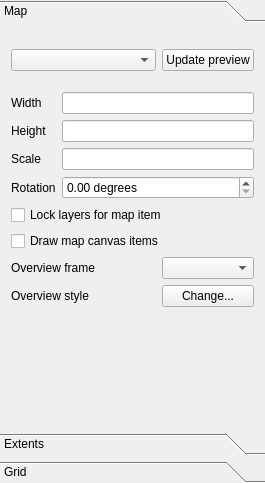
First picture: the form in src/ui/qgscomposermapwidgetbase.ui, repository qgis/QGIS, before the edit.
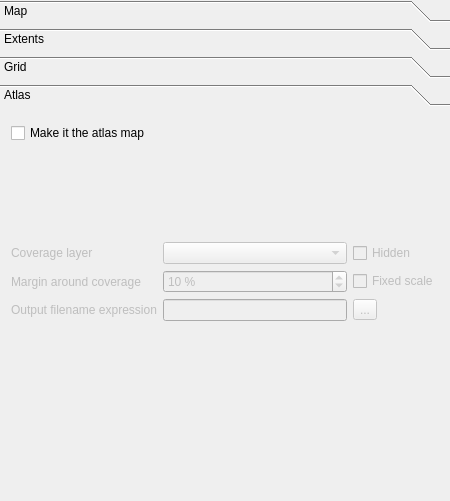
Second picture: the form after the edit. Custom widgets are drawn as their Qt base class.

Commit message: Integration of Atlas into the core, first shot

Diff of the .ui file:
```diff
--- a/src/ui/qgscomposermapwidgetbase.ui
+++ b/src/ui/qgscomposermapwidgetbase.ui
@@ -6,8 +6,8 @@
    <rect>
     <x>0</x>
     <y>0</y>
-    <width>265</width>
-    <height>483</height>
+    <width>450</width>
+    <height>501</height>
    </rect>
   </property>
   <property name="sizePolicy">
@@ -25,39 +25,29 @@
    </property>
    <item row="0" column="0">
     <widget class="QToolBox" name="toolBox">
-     <property name="currentIndex">
+     <property name="lineWidth">
       <number>0</number>
      </property>
+     <property name="currentIndex">
+      <number>3</number>
+     </property>
      <widget class="QWidget" name="page">
       <property name="geometry">
        <rect>
         <x>0</x>
         <y>0</y>
-        <width>255</width>
-        <height>392</height>
+        <width>557</width>
+        <height>408</height>
        </rect>
       </property>
       <attribute name="label">
        <string>Map</string>
       </attribute>
       <layout class="QGridLayout" name="gridLayout">
-       <item row="7" column="0" colspan="2">
-        <spacer name="verticalSpacer">
-         <property name="orientation">
-          <enum>Qt::Vertical</enum>
-         </property>
-         <property name="sizeType">
-          <enum>QSizePolicy::Expanding</enum>
-         </property>
-         <property name="sizeHint" stdset="0">
-          <size>
-           <width>20</width>
-           <height>40</height>
-          </size>
-         </property>
-        </spacer>
+       <item row="7" column="1">
+        <widget class="QComboBox" name="mOverviewFrameMapComboBox"/>
        </item>
-       <item row="2" column="0">
+       <item row="4" column="0">
         <widget class="QComboBox" name="mPreviewModeComboBox">
          <property name="sizePolicy">
           <sizepolicy hsizetype="Expanding" vsizetype="Fixed">
@@ -67,14 +57,67 @@
          </property>
         </widget>
        </item>
-       <item row="2" column="1">
+       <item row="0" column="0" colspan="2">
+        <spacer name="verticalSpacer_3">
+         <property name="orientation">
+          <enum>Qt::Vertical</enum>
+         </property>
+         <property name="sizeType">
+          <enum>QSizePolicy::Fixed</enum>
+         </property>
+         <property name="sizeHint" stdset="0">
+          <size>
+           <width>20</width>
+           <height>10</height>
+          </size>
+         </property>
+        </spacer>
+       </item>
+       <item row="9" column="0" colspan="2">
+        <spacer name="verticalSpacer">
+         <property name="orientation">
+          <enum>Qt::Vertical</enum>
+         </property>
+         <property name="sizeType">
+          <enum>QSizePolicy::Expanding</enum>
+         </property>
+         <property name="sizeHint" stdset="0">
+          <size>
+           <width>20</width>
+           <height>40</height>
+          </size>
+         </property>
+        </spacer>
+       </item>
+       <item row="4" column="1">
         <widget class="QPushButton" name="mUpdatePreviewButton">
          <property name="text">
           <string>Update preview</string>
          </property>
         </widget>
        </item>
-       <item row="4" column="0" colspan="2">
+       <item row="8" column="0">
+        <widget class="QLabel" name="mOverviewFrameStyleLabel">
+         <property name="text">
+          <string>Overview style</string>
+         </property>
+        </widget>
+       </item>
+       <item row="8" column="1">
+        <widget class="QPushButton" name="mOverviewFrameStyleButton">
+         <property name="text">
+          <string>Change...</string>
+         </property>
+        </widget>
+       </item>
+       <item row="7" column="0">
+        <widget class="QLabel" name="mOverviewFrameMapLabel">
+         <property name="text">
+          <string>Overview frame</string>
+         </property>
+        </widget>
+       </item>
+       <item row="6" column="0" colspan="2">
         <layout class="QFormLayout" name="formLayout_2">
          <property name="fieldGrowthPolicy">
           <enum>QFormLayout::AllNonFixedFieldsGrow</enum>
@@ -188,23 +231,7 @@
          </item>
         </layout>
        </item>
-       <item row="0" column="0" colspan="2">
-        <spacer name="verticalSpacer_3">
-         <property name="orientation">
-          <enum>Qt::Vertical</enum>
-         </property>
-         <property name="sizeType">
-          <enum>QSizePolicy::Fixed</enum>
-         </property>
-         <property name="sizeHint" stdset="0">
-          <size>
-           <width>20</width>
-           <height>10</height>
-          </size>
-         </property>
-        </spacer>
-       </item>
-       <item row="3" column="0" colspan="2">
+       <item row="5" column="0" colspan="2">
         <spacer name="verticalSpacer_4">
          <property name="orientation">
           <enum>Qt::Vertical</enum>
@@ -220,30 +247,6 @@
          </property>
         </spacer>
        </item>
-       <item row="5" column="1">
-        <widget class="QComboBox" name="mOverviewFrameMapComboBox"/>
-       </item>
-       <item row="5" column="0">
-        <widget class="QLabel" name="mOverviewFrameMapLabel">
-         <property name="text">
-          <string>Overview frame</string>
-         </property>
-        </widget>
-       </item>
-       <item row="6" column="0">
-        <widget class="QLabel" name="mOverviewFrameStyleLabel">
-         <property name="text">
-          <string>Overview style</string>
-         </property>
-        </widget>
-       </item>
-       <item row="6" column="1">
-        <widget class="QPushButton" name="mOverviewFrameStyleButton">
-         <property name="text">
-          <string>Change...</string>
-         </property>
-        </widget>
-       </item>
       </layout>
      </widget>
      <widget class="QWidget" name="page_2">
@@ -787,6 +790,146 @@
        </item>
       </layout>
      </widget>
+     <widget class="QWidget" name="page_4">
+      <property name="geometry">
+       <rect>
+        <x>0</x>
+        <y>0</y>
+        <width>450</width>
+        <height>377</height>
+       </rect>
+      </property>
+      <attribute name="label">
+       <string>Atlas</string>
+      </attribute>
+      <layout class="QGridLayout" name="gridLayout_9">
+       <item row="4" column="0">
+        <spacer name="verticalSpacer_5">
+         <property name="orientation">
+          <enum>Qt::Vertical</enum>
+         </property>
+         <property name="sizeHint" stdset="0">
+          <size>
+           <width>20</width>
+           <height>76</height>
+          </size>
+         </property>
+        </spacer>
+       </item>
+       <item row="0" column="0">
+        <widget class="QCheckBox" name="mIsAtlasCheckBox">
+         <property name="text">
+          <string>Make it the atlas map</string>
+         </property>
+        </widget>
+       </item>
+       <item row="1" column="0">
+        <widget class="QFrame" name="mAtlasFrame">
+         <property name="enabled">
+          <bool>false</bool>
+         </property>
+         <property name="sizePolicy">
+          <sizepolicy hsizetype="Preferred" vsizetype="Preferred">
+           <horstretch>0</horstretch>
+           <verstretch>1</verstretch>
+          </sizepolicy>
+         </property>
+         <property name="autoFillBackground">
+          <bool>false</bool>
+         </property>
+         <property name="frameShape">
+          <enum>QFrame::NoFrame</enum>
+         </property>
+         <property name="frameShadow">
+          <enum>QFrame::Raised</enum>
+         </property>
+         <property name="lineWidth">
+          <number>0</number>
+         </property>
+         <layout class="QVBoxLayout" name="verticalLayout">
+          <property name="spacing">
+           <number>6</number>
+          </property>
+          <property name="margin">
+           <number>0</number>
+          </property>
+          <item>
+           <layout class="QGridLayout" name="gridLayout_7" rowstretch="0,0,0,0,0" columnstretch="0,0,0">
+            <item row="2" column="0">
+             <widget class="QLabel" name="label">
+              <property name="text">
+               <string>Margin around coverage</string>
+              </property>
+             </widget>
+            </item>
+            <item row="4" column="0">
+             <widget class="QLabel" name="label_5">
+              <property name="text">
+               <string>Output filename expression</string>
+              </property>
+             </widget>
+            </item>
+            <item row="4" column="1">
+             <widget class="QLineEdit" name="mAtlasFilenamePatternEdit"/>
+            </item>
+            <item row="0" column="0">
+             <widget class="QLabel" name="label_6">
+              <property name="text">
+               <string>Coverage layer</string>
+              </property>
+             </widget>
+            </item>
+            <item row="0" column="1">
+             <widget class="QComboBox" name="mAtlasCoverageLayerComboBox">
+              <property name="contextMenuPolicy">
+               <enum>Qt::NoContextMenu</enum>
+              </property>
+             </widget>
+            </item>
+            <item row="0" column="2">
+             <widget class="QCheckBox" name="mAtlasHideCoverageCheckBox">
+              <property name="toolTip">
+               <string>Hide the coverage layer when generating the output</string>
+              </property>
+              <property name="text">
+               <string>Hidden</string>
+              </property>
+             </widget>
+            </item>
+            <item row="2" column="1">
+             <widget class="QSpinBox" name="mAtlasMarginSpinBox">
+              <property name="suffix">
+               <string> %</string>
+              </property>
+              <property name="maximum">
+               <number>100</number>
+              </property>
+              <property name="value">
+               <number>10</number>
+              </property>
+             </widget>
+            </item>
+            <item row="2" column="2">
+             <widget class="QCheckBox" name="mAtlasFixedScaleCheckBox">
+              <property name="text">
+               <string>Fixed scale</string>
+              </property>
+             </widget>
+            </item>
+            <item row="4" column="2">
+             <widget class="QToolButton" name="mAtlasFilenameExpressionButton">
+              <property name="text">
+               <string>...</string>
+              </property>
+             </widget>
+            </item>
+           </layout>
+          </item>
+         </layout>
+        </widget>
+       </item>
+      </layout>
+     </widget>
     </widget>
    </item>
   </layout>
```
Left out of the diff: 8 changed lines with no effect on the pictures. The commit also changes 10 other files.
